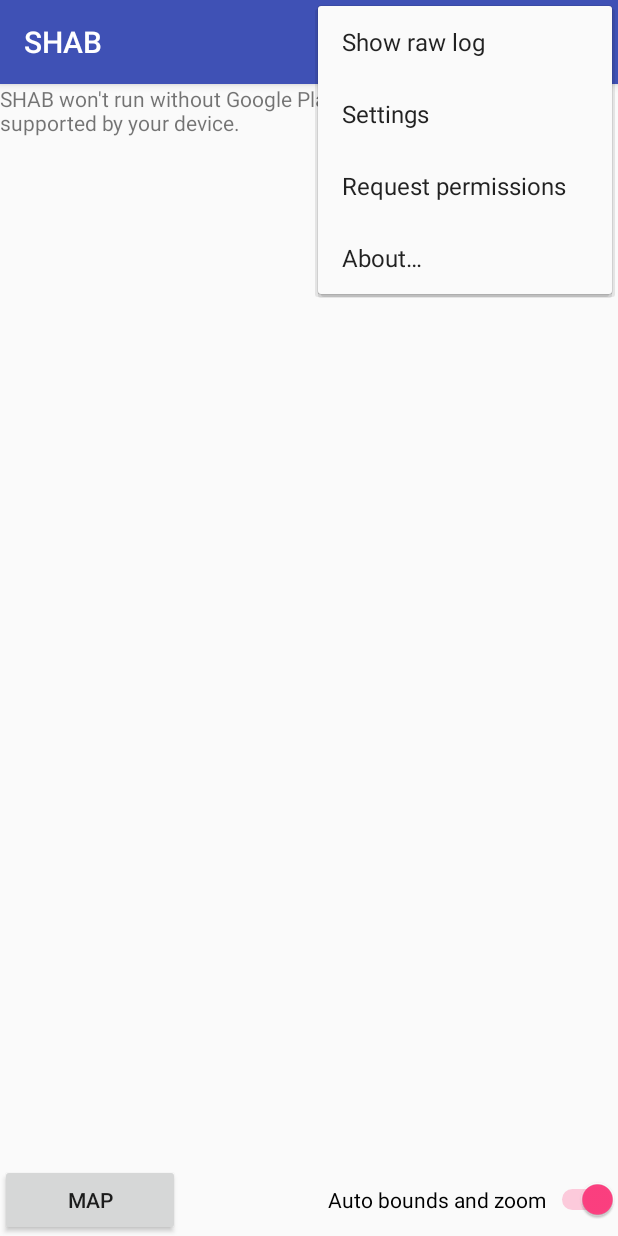
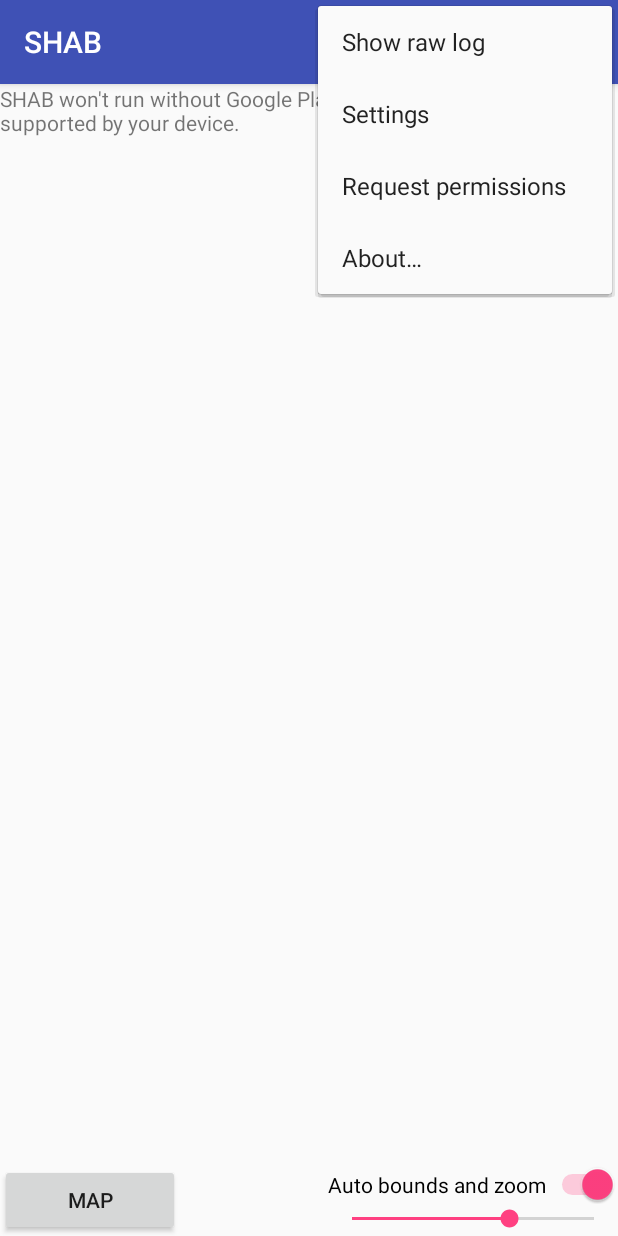
Before and after one commit to thehellnet/shab-mobile, an Android app: the fragment MapFragment placed in its activity, with the options menu open, on a phone screen of 412 x 824 dp. Run offline under Robolectric (Android 15) with nearby library versions, the phone set to English and light mode, and no system bars.

Commit message:
Handle reconnections and auto zoom

```diff
--- a/app/build.gradle
+++ b/app/build.gradle
@@ -25,8 +25,8 @@ android {
         applicationId "org.thehellnet.shab.mobile"
         minSdkVersion 17
         targetSdkVersion 24
-        versionCode 5
-        versionName "0.7.1"
+        versionCode 6
+        versionName "0.8.0"
 
         multiDexEnabled true
     }
--- a/app/src/main/java/org/thehellnet/shab/mobile/activity/fragment/MapFragment.java
+++ b/app/src/main/java/org/thehellnet/shab/mobile/activity/fragment/MapFragment.java
@@ -12,6 +12,7 @@ import android.support.v4.app.ActivityCompat;
 import android.util.Log;
 import android.view.View;
 import android.widget.Button;
+import android.widget.SeekBar;
 import android.widget.Switch;
 
 import com.google.android.gms.maps.CameraUpdateFactory;
@@ -27,7 +28,6 @@ import com.google.android.gms.maps.model.MarkerOptions;
 import org.thehellnet.shab.mobile.R;
 import org.thehellnet.shab.mobile.config.I;
 import org.thehellnet.shab.mobile.config.Prefs;
-import org.thehellnet.shab.mobile.utility.ScreenConverter;
 import org.thehellnet.shab.protocol.entity.Client;
 import org.thehellnet.shab.protocol.entity.Hab;
 import org.thehellnet.shab.protocol.helper.Position;
@@ -140,6 +140,7 @@ public class MapFragment extends ShabFragment implements OnMapReadyCallback {
 
     private Switch autoBoundsSwitch;
     private Button mapTypeButton;
+    private SeekBar zoomSeekBar;
 
     @Override
     protected int getLayout() {
@@ -168,8 +169,23 @@ public class MapFragment extends ShabFragment implements OnMapReadyCallback {
     @Override
     public void onMapReady(GoogleMap googleMapObject) {
         googleMap = googleMapObject;
+
+        googleMap.setOnCameraMoveListener(new GoogleMap.OnCameraMoveListener() {
+            @Override
+            public void onCameraMove() {
+                prefs.edit()
+                        .putFloat(Prefs.MAP_ZOOMLEVEL, googleMap.getCameraPosition().zoom)
+                        .apply();
+                updateZoomSeekBarProgress(googleMap.getCameraPosition().zoom);
+            }
+        });
+
         updateMapType();
         start();
+    }
+
+    private void updateZoomSeekBarProgress(float zoom) {
+        zoomSeekBar.setProgress((int) zoom);
     }
 
     @Override
@@ -179,13 +195,16 @@ public class MapFragment extends ShabFragment implements OnMapReadyCallback {
         autoBoundsSwitch = (Switch) getActivity().findViewById(R.id.option_auto);
         autoBoundsSwitch.setChecked(prefs.getBoolean(Prefs.MAP_AUTOBOUNDS, Prefs.MAP_AUTOBOUNDS_DEFAULT));
 
+        zoomSeekBar = (SeekBar) getActivity().findViewById(R.id.option_auto_zoom);
+        updateZoomSeekBarProgress(prefs.getFloat(Prefs.MAP_ZOOMLEVEL, Prefs.MAP_ZOOMLEVEL_DEFAULT));
+
         mapTypeButton = (Button) getActivity().findViewById(R.id.option_type);
         updateMapTypeButtonCaption();
     }
 
     @Override
-    protected void setOnClickListeners() {
-        super.setOnClickListeners();
+    protected void setEventListeners() {
+        super.setEventListeners();
 
         autoBoundsSwitch.setOnClickListener(new View.OnClickListener() {
             @Override
@@ -193,6 +212,8 @@ public class MapFragment extends ShabFragment implements OnMapReadyCallback {
                 prefs.edit()
                         .putBoolean(Prefs.MAP_AUTOBOUNDS, autoBoundsSwitch.isChecked())
                         .apply();
+                zoomSeekBar.setEnabled(autoBoundsSwitch.isChecked());
+                updateZoomSeekBarProgress(prefs.getFloat(Prefs.MAP_ZOOMLEVEL, Prefs.MAP_ZOOMLEVEL_DEFAULT));
                 updateMapBounds();
             }
         });
@@ -216,6 +237,26 @@ public class MapFragment extends ShabFragment implements OnMapReadyCallback {
 
                 updateMapTypeButtonCaption();
                 updateMapType();
+            }
+        });
+
+        zoomSeekBar.setOnSeekBarChangeListener(new SeekBar.OnSeekBarChangeListener() {
+            @Override
+            public void onProgressChanged(SeekBar seekBar, int i, boolean b) {
+                prefs.edit()
+                        .putFloat(Prefs.MAP_ZOOMLEVEL, zoomSeekBar.getProgress())
+                        .apply();
+                updateMapBounds();
+            }
+
+            @Override
+            public void onStartTrackingTouch(SeekBar seekBar) {
+
+            }
+
+            @Override
+            public void onStopTrackingTouch(SeekBar seekBar) {
+
             }
         });
     }
@@ -332,7 +373,8 @@ public class MapFragment extends ShabFragment implements OnMapReadyCallback {
             builder.include(DEFAULT_POSITION);
         }
 
-        googleMap.moveCamera(CameraUpdateFactory.newLatLngBounds(builder.build(), ScreenConverter.dpToPixel(30)));
+//        googleMap.moveCamera(CameraUpdateFactory.newLatLngBounds(builder.build(), ScreenConverter.dpToPixel(30)));
+        googleMap.moveCamera(CameraUpdateFactory.newLatLngZoom(builder.build().getCenter(), zoomSeekBar.getProgress()));
     }
 
     private void initMapFromShabContext() {
--- a/app/src/main/java/org/thehellnet/shab/mobile/activity/fragment/ShabFragment.java
+++ b/app/src/main/java/org/thehellnet/shab/mobile/activity/fragment/ShabFragment.java
@@ -52,7 +52,7 @@ public abstract class ShabFragment extends Fragment {
         prefs = PreferenceManager.getDefaultSharedPreferences(getContext());
 
         initElements();
-        setOnClickListeners();
+        setEventListeners();
     }
 
     public Fragments getBackFragment() {
@@ -63,7 +63,7 @@ public abstract class ShabFragment extends Fragment {
 
     }
 
-    protected void setOnClickListeners() {
+    protected void setEventListeners() {
 
     }
 
--- a/app/src/main/java/org/thehellnet/shab/mobile/config/Prefs.java
+++ b/app/src/main/java/org/thehellnet/shab/mobile/config/Prefs.java
@@ -16,6 +16,8 @@ public final class Prefs {
     public static final boolean MAP_AUTOBOUNDS_DEFAULT = true;
     public static final String MAP_TYPE = "map_type";
     public static final int MAP_TYPE_DEFAULT = GoogleMap.MAP_TYPE_SATELLITE;
+    public static final String MAP_ZOOMLEVEL = "map_zoomlevel";
+    public static final float MAP_ZOOMLEVEL_DEFAULT = 15;
 
     public static final String SERVER_ADDRESS = "socket_address";
     public static final String SERVER_ADDRESS_DEFAULT = "caronte.thehellnet.org";
--- a/app/src/main/java/org/thehellnet/shab/mobile/protocol/socket/ShabSocketCallback.java
+++ b/app/src/main/java/org/thehellnet/shab/mobile/protocol/socket/ShabSocketCallback.java
@@ -10,4 +10,6 @@ public interface ShabSocketCallback {
     void newLine(String rawLine);
 
     void disconnected();
+
+    void reconnecting();
 }
--- a/app/src/main/res/layout/fragment_map.xml
+++ b/app/src/main/res/layout/fragment_map.xml
@@ -28,9 +28,18 @@
             android:layout_width="wrap_content"
             android:layout_height="wrap_content"
             android:layout_alignParentEnd="true"
-            android:layout_centerVertical="true"
-            android:text="@string/layout_map_auto"
-            android:singleLine="false" />
+            android:layout_alignParentTop="true"
+            android:text="@string/layout_map_auto" />
+
+        <SeekBar
+            android:id="@+id/option_auto_zoom"
+            android:layout_width="wrap_content"
+            android:layout_height="wrap_content"
+            android:layout_alignParentEnd="true"
+            android:layout_alignStart="@+id/option_auto"
+            android:layout_below="@+id/option_auto"
+            android:max="23" />
+
     </RelativeLayout>
 
 </RelativeLayout>
--- a/app/src/main/res/values/strings.xml
+++ b/app/src/main/res/values/strings.xml
@@ -30,6 +30,7 @@
     <string name="layout_map_type_satellite">Earth</string>
 
     <string name="toast_settings_saved">Settings saved</string>
+    <string name="toast_socket_reconnecting">Reconnecting socket</string>
     <string name="toast_permissions_granted">Permissions granted</string>
     <string name="toast_permissions_denied">Permissions denied</string>
 
```
Also changed, not shown: app/src/main/java/org/thehellnet/shab/mobile/SHAB.java (+9 -0 lines), app/src/main/java/org/thehellnet/shab/mobile/activity/MainActivity.java (+3 -12 lines), app/src/main/java/org/thehellnet/shab/mobile/protocol/socket/ShabSocket.java (+37 -4 lines), app/src/main/java/org/thehellnet/shab/mobile/service/ShabService.java (+12 -1 lines).
